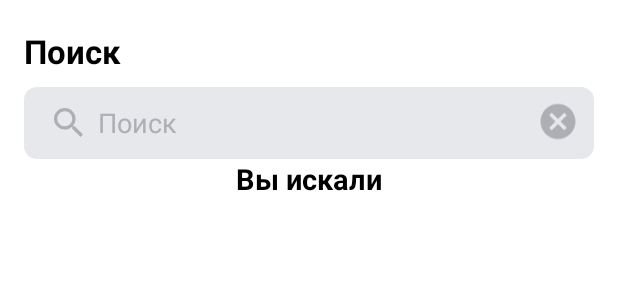
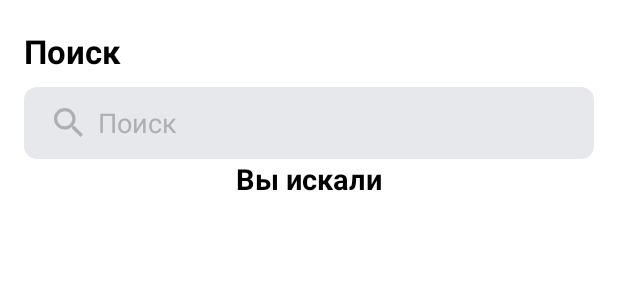
Before and after one commit to Plantik1337/PlaylistMaker, an Android app: the layout activity_search.xml on its own in the app's theme, with its tools: preview values and no code run, on a phone screen of 412 x 824 dp. Shown: the top 293 px of the screen. Run offline under Robolectric (Android 15) with nearby library versions, the phone set to English and light mode, and no system bars.

Commit message:
Спринт 19, доработки

```diff
--- a/app/src/main/java/com/example/playlistmaker/search/ui/viewmodel/SearchViewModel.kt
+++ b/app/src/main/java/com/example/playlistmaker/search/ui/viewmodel/SearchViewModel.kt
@@ -13,9 +13,7 @@ class SearchViewModel(
 ) : ViewModel() {
 
     private val trackMutableLiveData = MutableLiveData<Statement>()
-
     fun getTracklistLiveData(): LiveData<Statement> = trackMutableLiveData
-
     init {
         history()
     }
@@ -49,4 +47,7 @@ class SearchViewModel(
     fun writeToHistory(track: Track) {
         interactor.write(track)
     }
+    override fun onCleared() {
+        super.onCleared()
+    }
 }
--- a/app/src/main/res/layout/activity_player.xml
+++ b/app/src/main/res/layout/activity_player.xml
@@ -11,7 +11,7 @@
     app:layout_constraintTop_toBottomOf="@+id/trackTimeView">
 <androidx.constraintlayout.widget.ConstraintLayout
     android:layout_width="match_parent"
-    android:layout_height="match_parent"
+    android:layout_height="wrap_content"
     tools:context=".mediateka.ui.MediatekaActivity">
 
     <ImageButton
--- a/app/src/main/res/layout/activity_search.xml
+++ b/app/src/main/res/layout/activity_search.xml
@@ -73,7 +73,7 @@
                 android:paddingTop="8dp"
                 android:paddingEnd="10dp"
                 android:src="@drawable/ic_cancel"
-                android:visibility="visible" />
+                android:visibility="gone" />
         </FrameLayout>
 
         <LinearLayout
--- a/app/src/main/res/menu/bottom_nav_menu.xml
+++ b/app/src/main/res/menu/bottom_nav_menu.xml
@@ -2,20 +2,17 @@
 <menu xmlns:android="http://schemas.android.com/apk/res/android"
     xmlns:app="http://schemas.android.com/apk/res-auto">
     <item
-        android:checkable="true"
         android:id="@+id/searchFragment"
         android:foreground="?attr/selectableItemBackground"
         android:icon="@drawable/ic_vector"
         android:title="@string/search" />
     <item
-        android:checkable="true"
         android:id="@+id/mediatekaFragment"
         android:foreground="?attr/selectableItemBackground"
         android:icon="@drawable/media_vector"
         android:title="@string/media_library" />
 
     <item
-        android:checkable="true"
         android:id="@+id/settingsFragment"
         android:foreground="?attr/selectableItemBackground"
         android:icon="@drawable/settings_vector"
--- a/app/src/main/res/navigation/navigation_graph.xml
+++ b/app/src/main/res/navigation/navigation_graph.xml
@@ -3,7 +3,7 @@
     xmlns:app="http://schemas.android.com/apk/res-auto"
     xmlns:tools="http://schemas.android.com/tools"
     android:id="@+id/navigation_graph"
-    app:startDestination="@id/searchFragment">
+    app:startDestination="@id/mediatekaFragment">
 
 
     <fragment
--- a/app/src/main/res/values/themes.xml
+++ b/app/src/main/res/values/themes.xml
@@ -22,6 +22,4 @@
     <style name="Theme.Settings" parent="Theme.MaterialComponents.DayNight.NoActionBar">
         <item name="android:background">@color/white</item>
     </style>
-
-
 </resources>
```
Also changed, not shown: app/src/main/java/com/example/playlistmaker/search/ui/SearchActivity.kt (+3 -43 lines).
